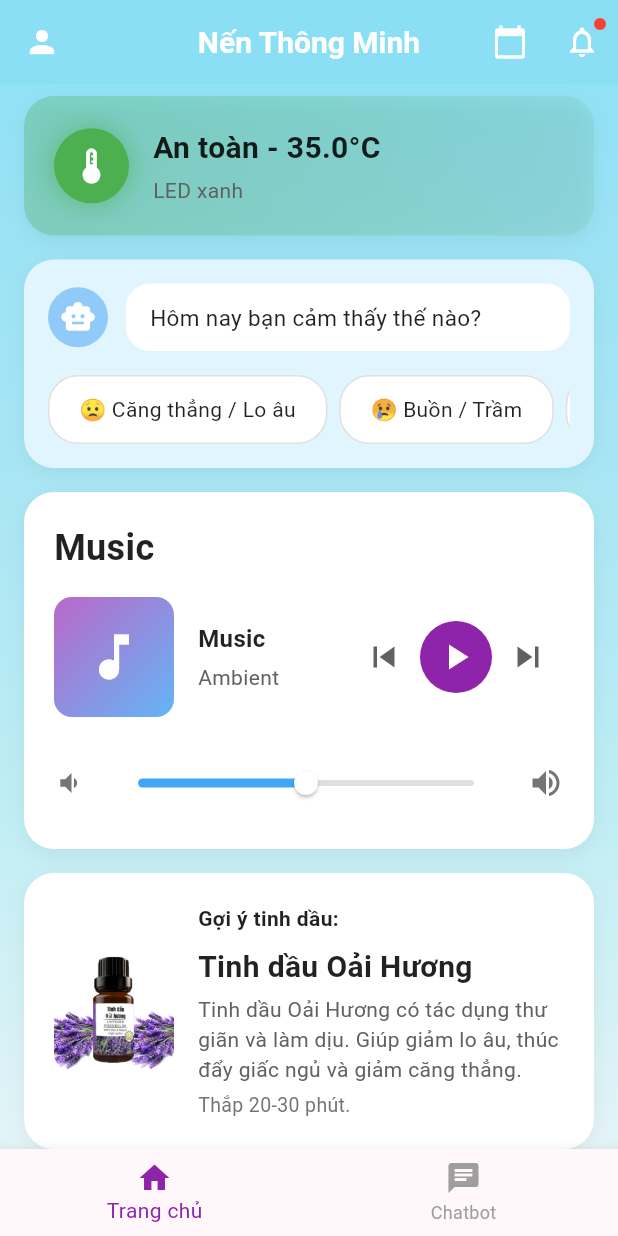
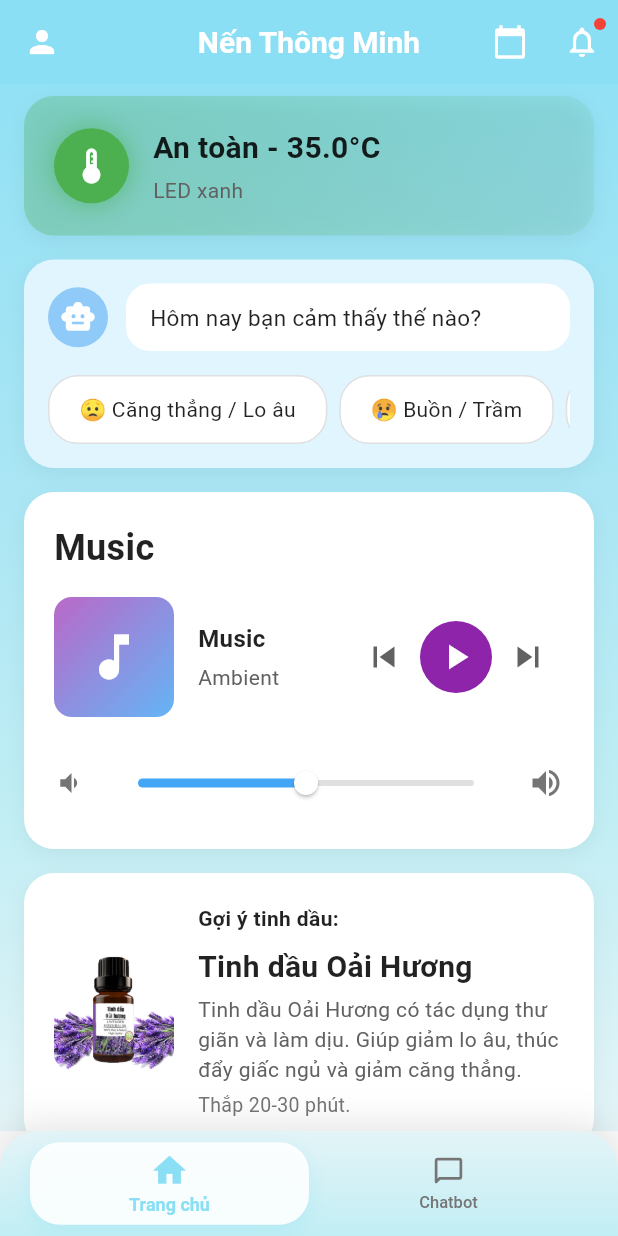
Before and after one commit to LeVanTuanDuong/smart_candles, a Flutter app: the screen it shows once a user with an empty profile is signed in, on a phone screen of 412 x 824 dp. Run offline on Flutter 3.47's test engine with Material 3 defaults, Android fonts, the phone set to English and light mode, and no system bars; our stand-ins replace cloud_firestore, file_picker, firebase_auth, firebase_core, firebase_storage, flutter_blue_plus and 4 more; accounts and stored records are empty.

Commit message:
update giao diện
update giao diện

```diff
--- a/lib/screens/home_screen.dart
+++ b/lib/screens/home_screen.dart
@@ -9,6 +9,7 @@ import '../services/global_music_player_service.dart';
 import '../services/music_service.dart';
 import '../services/settings_service.dart';
 import '../services/bluetooth_service.dart';
+import '../widgets/custom_bottom_nav_bar.dart';
 
 class HomeScreen extends StatefulWidget {
   const HomeScreen({super.key});
@@ -26,12 +27,28 @@ class _HomeScreenState extends State<HomeScreen> {
   );
   final BluetoothService _bluetoothService = BluetoothService();
   String? _initialChatbotMessage; // Store initial message for chatbot
+  final PageController _pageController = PageController(initialPage: 0);
+
+  @override
+  void dispose() {
+    _pageController.dispose();
+    super.dispose();
+  }
 
   @override
   Widget build(BuildContext context) {
     return Scaffold(
-      body: IndexedStack(
-        index: _currentIndex,
+      body: PageView(
+        controller: _pageController,
+        onPageChanged: (index) {
+          setState(() {
+            if (_currentIndex == 1 && index != 1) {
+              _chatbotKey++;
+              _initialChatbotMessage = null;
+            }
+            _currentIndex = index;
+          });
+        },
         children: [
           DashboardHomeScreen(
             key: ValueKey(_deviceStatus.hashCode),
@@ -43,12 +60,16 @@ class _HomeScreenState extends State<HomeScreen> {
             },
             onNavigateToChatbotWithMood: (mood) {
               setState(() {
-                // Store the mood message to pass to chatbot
                 _initialChatbotMessage = mood.label;
                 _currentIndex = 1;
-                // Increment key to reset chatbot with new message
+
                 _chatbotKey++;
               });
+              _pageController.animateToPage(
+                1,
+                duration: const Duration(milliseconds: 300),
+                curve: Curves.easeInOut,
+              );
             },
           ),
           ChatbotScreen(
@@ -61,11 +82,15 @@ class _HomeScreenState extends State<HomeScreen> {
           ),
         ],
       ),
-      bottomNavigationBar: BottomNavigationBar(
+      bottomNavigationBar: CustomBottomNavBar(
         currentIndex: _currentIndex,
         onTap: (index) {
+          _pageController.animateToPage(
+            index,
+            duration: const Duration(milliseconds: 300),
+            curve: Curves.easeInOut,
+          );
           setState(() {
-            // If switching away from chatbot (index 1), increment key to reset it and clear initial message
             if (_currentIndex == 1 && index != 1) {
               _chatbotKey++;
               _initialChatbotMessage = null;
@@ -73,40 +98,20 @@ class _HomeScreenState extends State<HomeScreen> {
             _currentIndex = index;
           });
         },
-        selectedItemColor: Colors.purple[600],
-        unselectedItemColor: Colors.grey,
-        type: BottomNavigationBarType.fixed,
-        items: const [
-          BottomNavigationBarItem(
-            icon: Icon(Icons.home),
-            label: 'Trang chủ',
-          ),
-          BottomNavigationBarItem(
-            icon: Icon(Icons.chat),
-            label: 'Chatbot',
-          ),
-        ],
       ),
     );
   }
 
   void _handleMoodSelected(MoodType mood) {
-    // Update device status based on mood
-    setState(() {
-      // Could update temperature simulation based on mood
-      // This is just a demo, real implementation would communicate with ESP32
-    });
+    setState(() {});
   }
 
   void _handleLightSuggested(String lightMode) async {
-    // Check if auto light is enabled
     final autoLightEnabled = await SettingsService.getAutoLightEnabled();
     if (!autoLightEnabled) {
-      // Removed print statement: '⚠️ Auto light is disabled in settings');
       return;
     }
 
-    // Control light via Bluetooth if connected
     if (_bluetoothService.isConnected) {
       await _bluetoothService.setLightOn(true);
       await _bluetoothService.setLightMode(lightMode);
--- /dev/null
+++ b/lib/widgets/custom_bottom_nav_bar.dart
@@ -0,0 +1,218 @@
+import 'package:flutter/material.dart';
+
+class CustomBottomNavBar extends StatefulWidget {
+  final int currentIndex;
+  final Function(int) onTap;
+
+  const CustomBottomNavBar({
+    super.key,
+    required this.currentIndex,
+    required this.onTap,
+  });
+
+  @override
+  State<CustomBottomNavBar> createState() => _CustomBottomNavBarState();
+}
+
+class _CustomBottomNavBarState extends State<CustomBottomNavBar>
+    with SingleTickerProviderStateMixin {
+  late AnimationController _animationController;
+  late Animation<double> _slideAnimation;
+  double _previousIndex = 0;
+
+  @override
+  void initState() {
+    super.initState();
+    _previousIndex = widget.currentIndex.toDouble();
+    _animationController = AnimationController(
+      vsync: this,
+      duration: const Duration(milliseconds: 300),
+    );
+    _slideAnimation = Tween<double>(
+      begin: 0.0,
+      end: 1.0,
+    ).animate(CurvedAnimation(
+      parent: _animationController,
+      curve: Curves.easeInOut,
+    ));
+  }
+
+  @override
+  void didUpdateWidget(CustomBottomNavBar oldWidget) {
+    super.didUpdateWidget(oldWidget);
+    if (oldWidget.currentIndex != widget.currentIndex) {
+      _previousIndex = oldWidget.currentIndex.toDouble();
+      _animationController.forward(from: 0.0);
+    }
+  }
+
+  @override
+  void dispose() {
+    _animationController.dispose();
+    super.dispose();
+  }
+
+  @override
+  Widget build(BuildContext context) {
+    return Container(
+      decoration: BoxDecoration(
+        gradient: const LinearGradient(
+          begin: Alignment.topCenter,
+          end: Alignment.bottomCenter,
+          colors: [
+            Color.fromARGB(255, 228, 244, 247), // Xanh da trời rất nhạt
+            Color.fromARGB(255, 193, 238, 244), // Xanh da trời nhạt
+          ],
+        ),
+        borderRadius: const BorderRadius.only(
+          topLeft: Radius.circular(25),
+          topRight: Radius.circular(25),
+        ),
+        boxShadow: [
+          BoxShadow(
+            color: Colors.black.withValues(alpha: 0.1),
+            blurRadius: 20,
+            offset: const Offset(0, -5),
+          ),
+        ],
+      ),
+      child: SafeArea(
+        child: Container(
+          constraints: const BoxConstraints(minHeight: 70),
+          padding: const EdgeInsets.symmetric(horizontal: 20, vertical: 6),
+          child: AnimatedBuilder(
+            animation: _slideAnimation,
+            builder: (context, child) {
+              return Row(
+                mainAxisAlignment: MainAxisAlignment.spaceAround,
+                children: [
+                  _buildNavItem(
+                    context: context,
+                    index: 0,
+                    icon: Icons.home_rounded,
+                    activeIcon: Icons.home,
+                    label: 'Trang chủ',
+                    animationValue: _slideAnimation.value,
+                  ),
+                  _buildNavItem(
+                    context: context,
+                    index: 1,
+                    icon: Icons.chat_bubble_outline_rounded,
+                    activeIcon: Icons.chat_bubble_rounded,
+                    label: 'Chatbot',
+                    animationValue: _slideAnimation.value,
+                  ),
+                ],
+              );
+            },
+          ),
+        ),
+      ),
+    );
+  }
+
+  Widget _buildNavItem({
+    required BuildContext context,
+    required int index,
+    required IconData icon,
+    required IconData activeIcon,
+    required String label,
+    required double animationValue,
+  }) {
+    final isActive = widget.currentIndex == index;
+
+    // Calculate slide offset based on animation
+    final double slideOffset;
+    if (widget.currentIndex > _previousIndex) {
+      // Sliding right (0 -> 1)
+      slideOffset = index == widget.currentIndex
+          ? (1 - animationValue) * 20 // Slide in from right
+          : index == _previousIndex.toInt()
+              ? animationValue * -20 // Slide out to left
+              : 0;
+    } else if (widget.currentIndex < _previousIndex) {
+      // Sliding left (1 -> 0)
+      slideOffset = index == widget.currentIndex
+          ? (1 - animationValue) * -20 // Slide in from left
+          : index == _previousIndex.toInt()
+              ? animationValue * 20 // Slide out to right
+              : 0;
+    } else {
+      slideOffset = 0;
+    }
+
+    return Expanded(
+      child: GestureDetector(
+        onTap: () => widget.onTap(index),
+        behavior: HitTestBehavior.opaque,
+        child: Transform.translate(
+          offset: Offset(slideOffset, 0),
+          child: AnimatedContainer(
+            duration: const Duration(milliseconds: 300),
+            curve: Curves.easeInOut,
+            padding: const EdgeInsets.symmetric(vertical: 6, horizontal: 12),
+            decoration: BoxDecoration(
+              color: isActive
+                  ? Colors.white.withValues(alpha: 0.9)
+                  : Colors.transparent,
+              borderRadius: BorderRadius.circular(20),
+              boxShadow: isActive
+                  ? [
+                      BoxShadow(
+                        color: const Color.fromARGB(255, 139, 223, 245)
+                            .withValues(alpha: 0.3),
+                        blurRadius: 12,
+                        offset: const Offset(0, 4),
+                      ),
+                    ]
+                  : [],
+            ),
+            child: Column(
+              mainAxisSize: MainAxisSize.min,
+              mainAxisAlignment: MainAxisAlignment.center,
+              children: [
+                Flexible(
+                  child: AnimatedSwitcher(
+                    duration: const Duration(milliseconds: 200),
+                    transitionBuilder: (child, animation) {
+                      return ScaleTransition(
+                        scale: animation,
+                        child: child,
+                      );
+                    },
+                    child: Icon(
+                      isActive ? activeIcon : icon,
+                      key: ValueKey(isActive),
+                      color: isActive
+                          ? const Color.fromARGB(255, 139, 223, 245)
+                          : Colors.grey[600],
+                      size: isActive ? 26 : 22,
+                    ),
+                  ),
+                ),
+                const SizedBox(height: 3),
+                Flexible(
+                  child: AnimatedDefaultTextStyle(
+                    duration: const Duration(milliseconds: 300),
+                    style: TextStyle(
+                      fontSize: isActive ? 12 : 11,
+                      fontWeight: isActive ? FontWeight.w600 : FontWeight.w500,
+                      color: isActive
+                          ? const Color.fromARGB(255, 139, 223, 245)
+                          : Colors.grey[600],
+                    ),
+                    child: Text(
+                      label,
+                      overflow: TextOverflow.ellipsis,
+                      maxLines: 1,
+                    ),
+                  ),
+                ),
+              ],
+            ),
+          ),
+        ),
+      ),
+    );
+  }
+}
```
